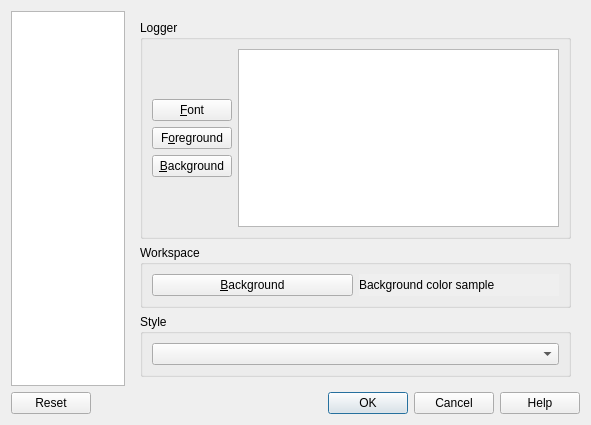
This is vitables/preferences/settings_dlg.ui in uvemas/ViTables as Qt 5 draws it before an edit. The edited form follows.
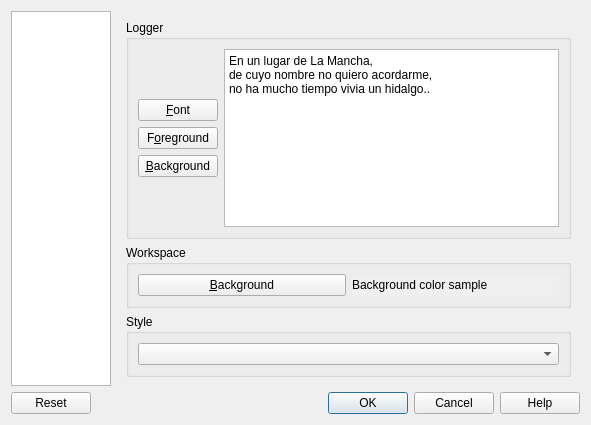
This is the edited form. The open tabs and pages were chosen to show the change.

Commit message:
The Preferences dialog has been debugged and refactored.
* vitables/preferences/settings_dlg.ui

Widgets names changed to make them fit better in the mechanism for
automatic
connection of SIGNALS and SLOTS provided by QtDesigner.

* vitables/preferences/preferences.py
The module has been debugged and heavily refactored.

The edit to the form file:
```diff
--- a/vitables/preferences/settings_dlg.ui
+++ b/vitables/preferences/settings_dlg.ui
@@ -24,9 +24,21 @@
          <height>0</height>
         </size>
        </property>
+       <property name="maximumSize">
+        <size>
+         <width>120</width>
+         <height>16777215</height>
+        </size>
+       </property>
        <property name="whatsThis">
         <string>This is the settings selector widget. Click on an icon in order to select the settings you want to customise.</string>
        </property>
+       <property name="movement">
+        <enum>QListView::Static</enum>
+       </property>
+       <property name="spacing">
+        <number>12</number>
+       </property>
        <property name="viewMode">
         <enum>QListView::IconMode</enum>
        </property>
@@ -101,6 +113,19 @@
               <property name="readOnly">
                <bool>true</bool>
               </property>
+              <property name="html">
+               <string>&lt;!DOCTYPE HTML PUBLIC &quot;-//W3C//DTD HTML 4.0//EN&quot; &quot;http://www.w3.org/TR/REC-html40/strict.dtd&quot;&gt;
+&lt;html&gt;&lt;head&gt;&lt;meta name=&quot;qrichtext&quot; content=&quot;1&quot; /&gt;&lt;style type=&quot;text/css&quot;&gt;
+p, li { white-space: pre-wrap; }
+&lt;/style&gt;&lt;/head&gt;&lt;body style=&quot; font-family:'DejaVu Sans'; font-size:9pt; font-weight:400; font-style:normal;&quot;&gt;
+&lt;table border=&quot;0&quot; style=&quot;-qt-table-type: root; margin-top:4px; margin-bottom:4px; margin-left:4px; margin-right:4px;&quot;&gt;
+&lt;tr&gt;
+&lt;td style=&quot;border: none;&quot;&gt;
+&lt;p style=&quot; margin-top:0px; margin-bottom:0px; margin-left:0px; margin-right:0px; -qt-block-indent:0; text-indent:0px;&quot;&gt;En un lugar de La Mancha,&lt;/p&gt;
+&lt;p style=&quot; margin-top:0px; margin-bottom:0px; margin-left:0px; margin-right:0px; -qt-block-indent:0; text-indent:0px;&quot;&gt;de cuyo nombre no quiero acordarme,&lt;/p&gt;
+&lt;p style=&quot; margin-top:0px; margin-bottom:0px; margin-left:0px; margin-right:0px; -qt-block-indent:0; text-indent:0px;&quot;&gt;no ha mucho tiempo vivia un hidalgo..&lt;/p&gt;
+&lt;p style=&quot;-qt-paragraph-type:empty; margin-top:0px; margin-bottom:0px; margin-left:0px; margin-right:0px; -qt-block-indent:0; text-indent:0px;&quot;&gt;&lt;/p&gt;&lt;/td&gt;&lt;/tr&gt;&lt;/table&gt;&lt;/body&gt;&lt;/html&gt;</string>
+              </property>
               <property name="textInteractionFlags">
                <set>Qt::NoTextInteraction</set>
               </property>
```
Left out of the diff: 69 changed lines with no effect on the pictures. The commit also changes 2 other files.
